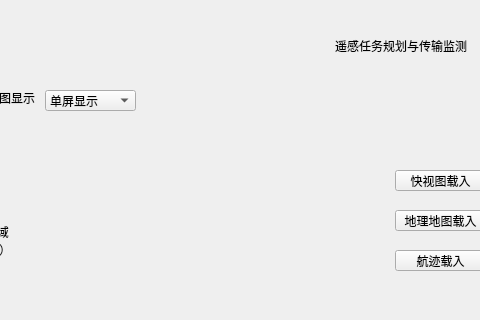
This is main_window.ui in imbi7py/commander as Qt 5 draws it before an edit; both pictures show x 95 to 575 and y 0 to 320 of the 1073 by 611 pixel window. The edited form follows.
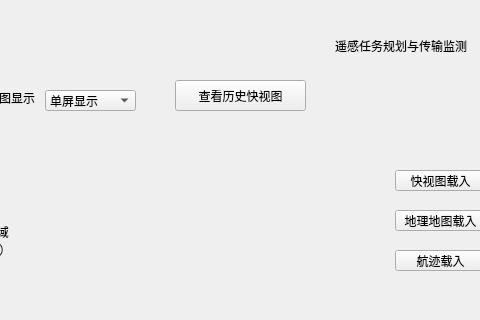
This is the edited form.

What changed in the file:
```diff
--- a/main_window.ui
+++ b/main_window.ui
@@ -364,6 +364,19 @@
 （单个或者多个平台同时显示）</string>
     </property>
    </widget>
+   <widget class="QPushButton" name="show_history_quickviews_button">
+    <property name="geometry">
+     <rect>
+      <x>270</x>
+      <y>80</y>
+      <width>131</width>
+      <height>31</height>
+     </rect>
+    </property>
+    <property name="text">
+     <string>查看历史快视图</string>
+    </property>
+   </widget>
    <zorder>tableWidget_Platformcoordinates_2</zorder>
    <zorder>label_MainWindowTitle</zorder>
    <zorder>label_Quickviewarea</zorder>
```
Left out of the diff: 3 changed lines with no effect on the pictures.
